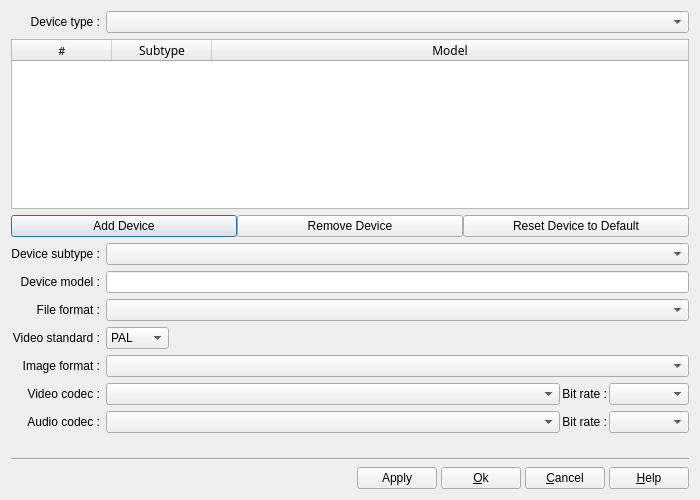
First picture: the form in src/sharedfiles/DlgManageDevices.ui, repository boenki/ffdiaporama, before the edit.
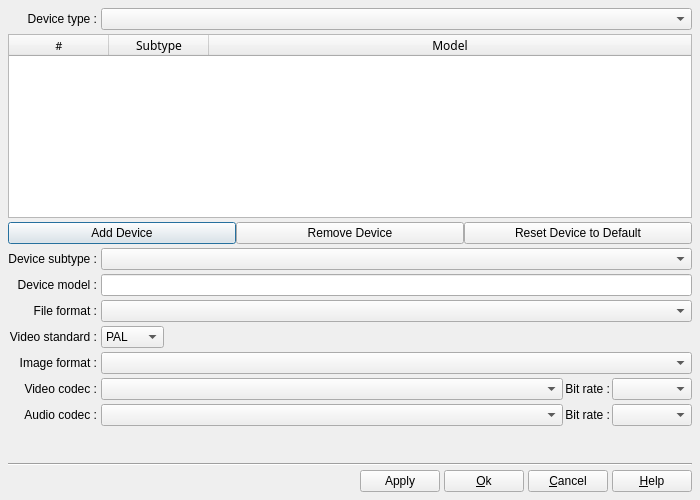
Second picture: the form after the edit. Icons and pictures are not drawn.

Diff of the .ui file:
```diff
--- a/src/sharedfiles/DlgManageDevices.ui
+++ b/src/sharedfiles/DlgManageDevices.ui
@@ -20,6 +20,12 @@
    <string>Manage Devices</string>
   </property>
   <layout class="QGridLayout" name="gridLayout_3">
+   <property name="margin">
+    <number>8</number>
+   </property>
+   <property name="spacing">
+    <number>4</number>
+   </property>
    <item row="0" column="0">
     <layout class="QGridLayout" name="gridLayout">
      <item row="0" column="0">
```
Left out of the diff: 19 changed lines with no effect on the pictures.
